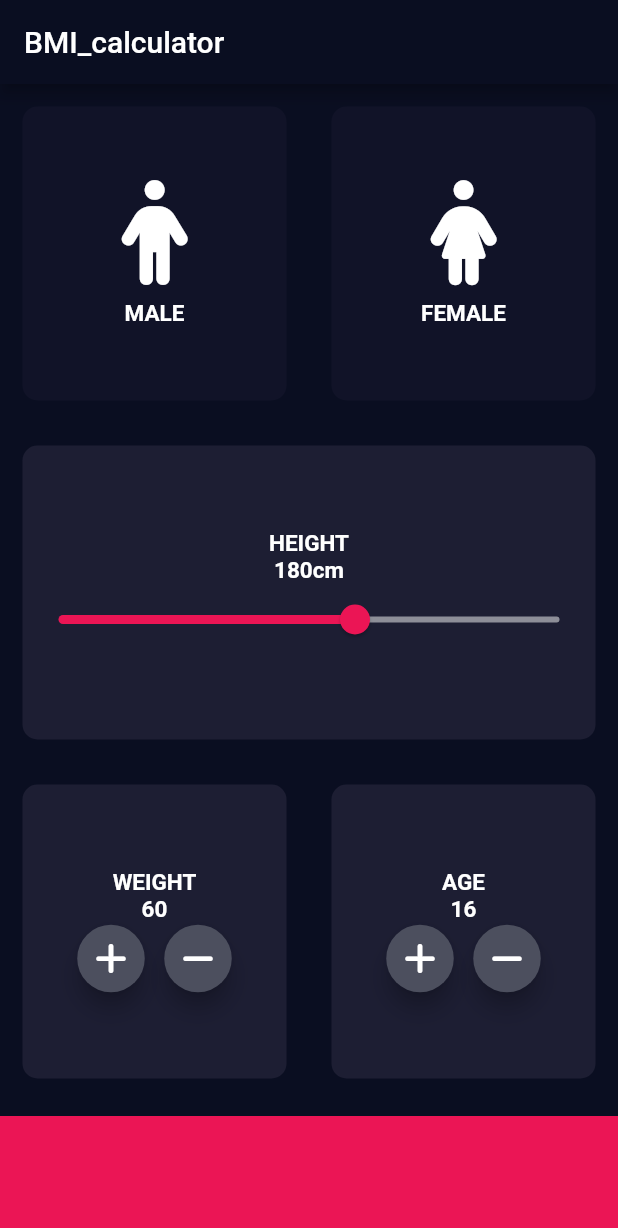
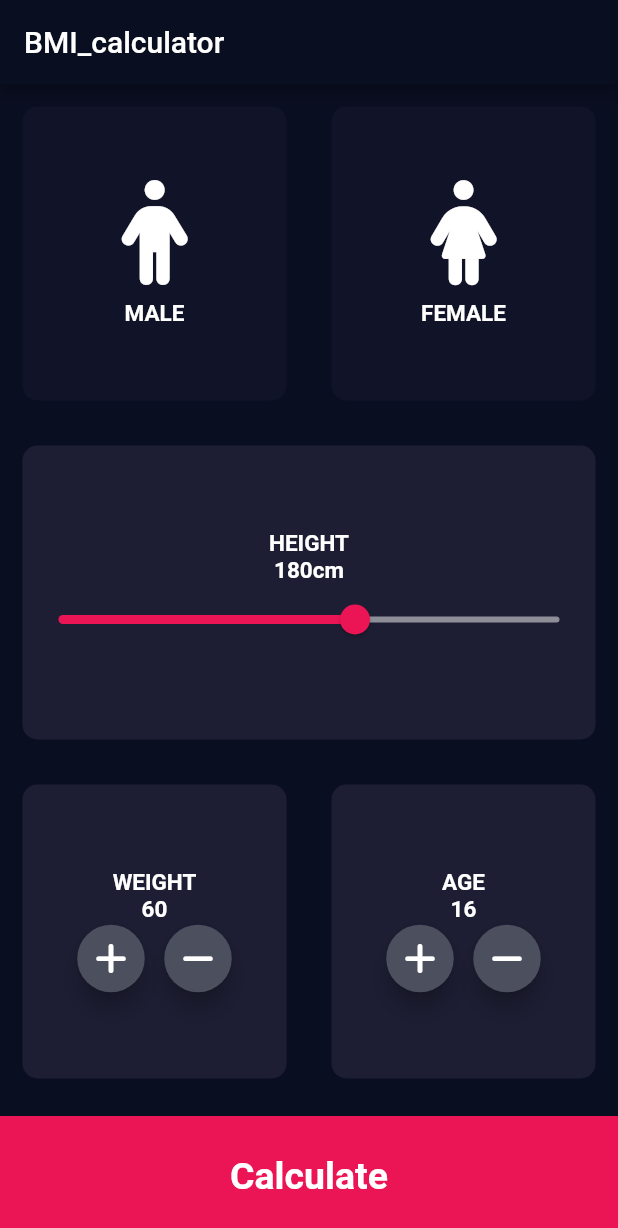
Before and after one commit to zeeshi045/Flutter-Projects, a Flutter app: the screen it shows after launch, on a phone screen of 412 x 824 dp. Shown: the top 1228 px of the screen. Run offline on Flutter 3.47's test engine with Material 2 defaults, Android fonts, the phone set to English and light mode, and no system bars; our stand-ins replace animated_background, assets_audio_player, auto_size_text, font_awesome_flutter, get, rflutter_alert.

Commit message:
update
calculte wala contanier design kia han usma gesture detector use kia han or next page pr move krwya han jasy calculte pr click kry ge wo next page pr ly jye ga (navigator use kia next page pr jane ke liye)

```diff
--- a/BMI_calculator/lib/constant.dart
+++ b/BMI_calculator/lib/constant.dart
@@ -5,3 +5,9 @@ fontSize: 15,
 );
 const activeColor=Color(0xFF1d1e33);
 const deactiveColor=Color(0xFF111328);
+
+
+const kNumberStyle=TextStyle(
+  fontWeight: FontWeight.bold,
+  fontSize: 25.0,
+);
--- a/BMI_calculator/lib/input_page.dart
+++ b/BMI_calculator/lib/input_page.dart
@@ -3,6 +3,7 @@ import 'package:flutter/material.dart';
 import 'package:font_awesome_flutter/font_awesome_flutter.dart';
 import 'package:bml_calculator/Container.dart';
 import 'package:bml_calculator/textandIcon.dart';
+import 'package:bml_calculator/result.dart';
 enum Gender{
   male,
   female,
@@ -162,11 +163,17 @@ onPressed: (){
           ),
 
           ),
-          Container(
-            color: Color(0xFFEB1555),
-            margin: EdgeInsets.only(top: 10.0),
-            width: double.infinity,
-            height: 80.0,
+          GestureDetector(
+            onTap: (){
+              Navigator.push(context,MaterialPageRoute(builder:( context)=>ResultScreen()));
+            },
+            child: Container(
+              child:Center(child: Text('Calculate',style: kNumberStyle,)),
+              color: Color(0xFFEB1555),
+              margin: EdgeInsets.only(top: 10.0),
+              width: double.infinity,
+              height: 80.0,
+            ),
           ),
         ],
       ),
```
Also changed, not shown: BMI_calculator/lib/result.dart (added, +14 -0 lines).
